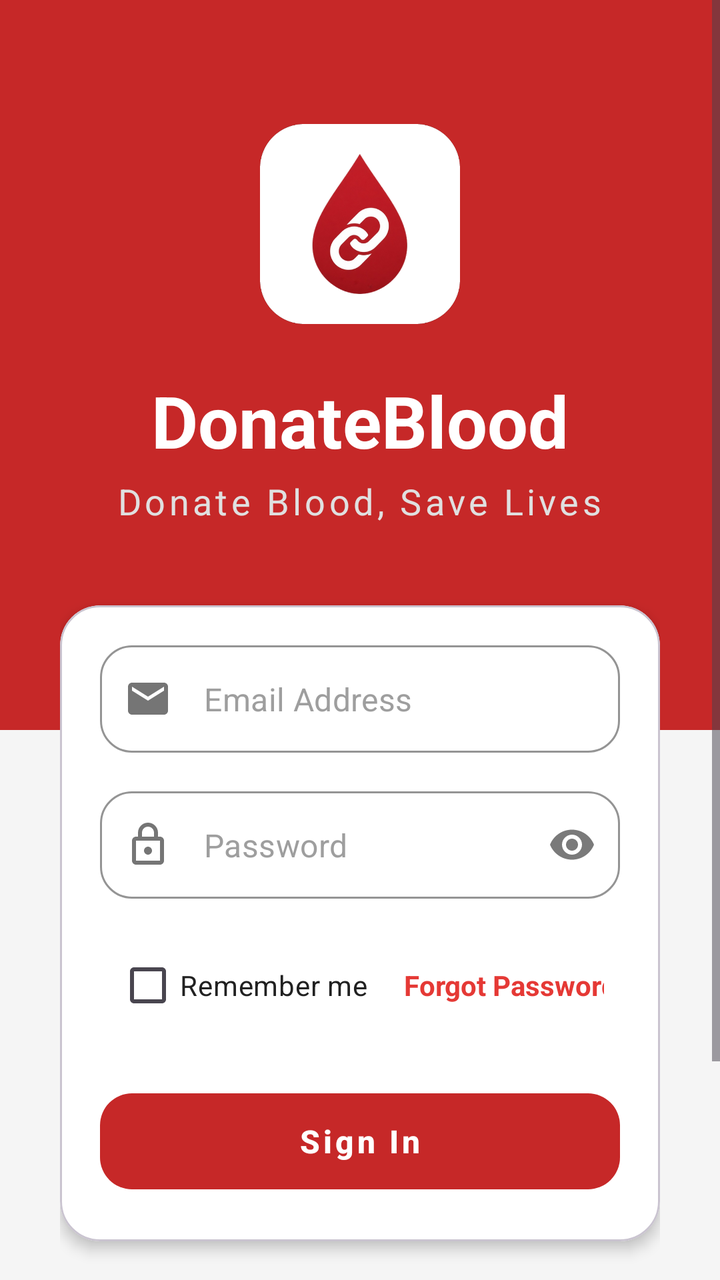
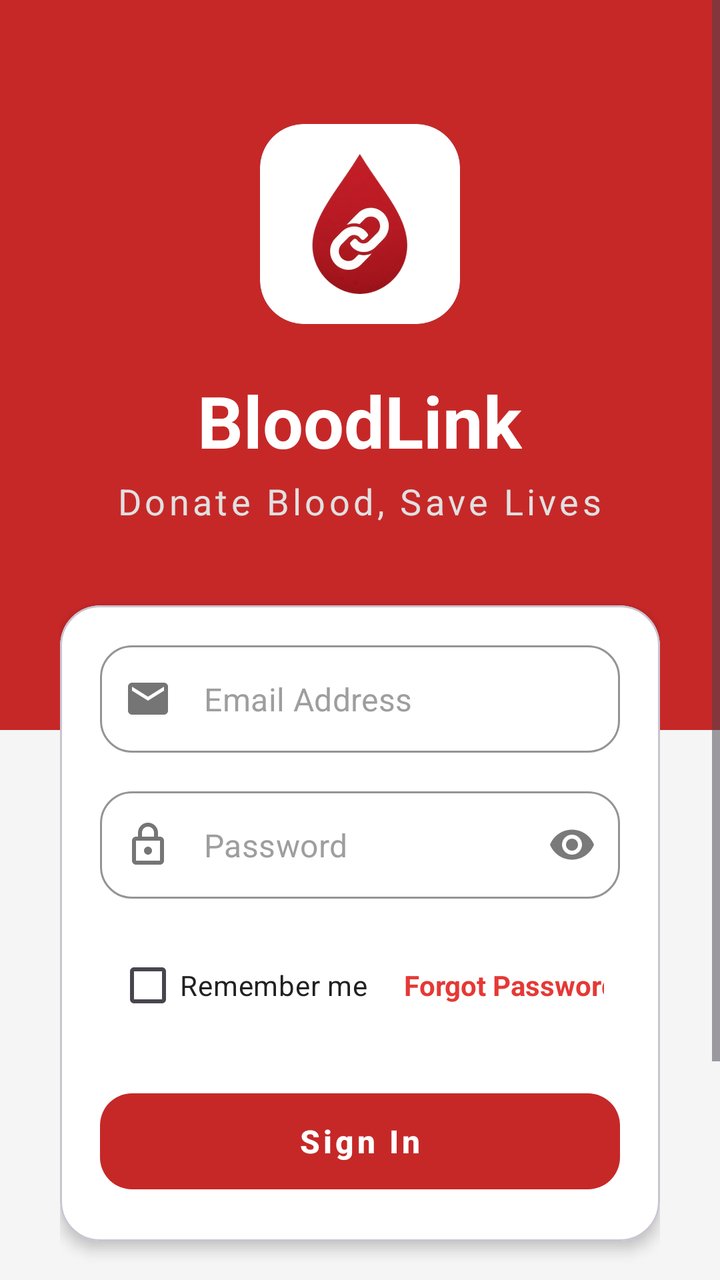

Compare the two renders of this Android layout. The source of the first and the diff that turns it into the second are given below.
<!-- AndroidManifest.xml: application theme Theme.DonateBlood -->
<!-- res/layout/fragment_login.xml -->
<?xml version="1.0" encoding="utf-8"?>
<FrameLayout xmlns:android="http://schemas.android.com/apk/res/android"
    xmlns:app="http://schemas.android.com/apk/res-auto"
    xmlns:tools="http://schemas.android.com/tools"
    android:layout_width="match_parent"
    android:layout_height="match_parent">

    
    <View
        android:id="@+id/dark_red_background"
        android:layout_width="match_parent"
        android:layout_height="365dp"
        android:background="@color/primary_red_dark" />

    
    <ScrollView
        android:layout_width="match_parent"
        android:layout_height="match_parent"
        android:background="@android:color/transparent"
        android:fitsSystemWindows="true">

        <LinearLayout
            android:layout_width="match_parent"
            android:layout_height="wrap_content"
            android:orientation="vertical"
            android:padding="30dp"
            android:background="@android:color/transparent">

            
            <LinearLayout
                android:layout_width="match_parent"
                android:layout_height="wrap_content"
                android:orientation="vertical"
                android:gravity="center"
                android:layout_marginTop="32dp"
                android:layout_marginBottom="40dp">

                <ImageView
                    android:layout_width="100dp"
                    android:layout_height="100dp"
                    android:scaleType="fitCenter"
                    android:src="@drawable/ic_app_logo_card"
                    tools:ignore="ContentDescription" />

                <TextView
                    android:layout_width="wrap_content"
                    android:layout_height="wrap_content"
                    android:text="DonateBlood"
                    android:textSize="36sp"
                    android:textStyle="bold"
                    android:layout_marginTop="24dp"
                    android:textColor="@color/surface_white"
                    tools:ignore="HardcodedText" />

                <TextView
                    android:layout_width="wrap_content"
                    android:layout_height="wrap_content"
                    android:text="Donate Blood, Save Lives"
                    android:textSize="18sp"
                    android:textColor="@color/text_light"
                    android:layout_marginTop="4dp"
                    android:letterSpacing="0.1"
                    tools:ignore="HardcodedText" />

            </LinearLayout>

            
            <com.google.android.material.card.MaterialCardView
                android:layout_width="match_parent"
                android:layout_height="wrap_content"
                app:cardCornerRadius="20dp"
                app:cardElevation="4dp"
                app:cardBackgroundColor="@color/surface_white"
                android:layout_marginBottom="30dp"
                android:padding="24dp">

                <LinearLayout
                    android:layout_width="match_parent"
                    android:layout_height="wrap_content"
                    android:orientation="vertical"
                    android:padding="20dp">


                    
                    <com.google.android.material.textfield.TextInputLayout
                        android:id="@+id/textInputLayoutEmail"
                        style="@style/Widget.MaterialComponents.TextInputLayout.OutlinedBox"
                        android:layout_width="match_parent"
                        android:layout_height="57dp"
                        android:layout_marginBottom="16dp"
                        app:boxCornerRadiusBottomEnd="16dp"
                        app:boxCornerRadiusBottomStart="16dp"
                        app:boxCornerRadiusTopEnd="16dp"
                        app:boxCornerRadiusTopStart="16dp"
                        app:boxStrokeColor="@color/border_color"
                        app:boxStrokeWidth="1dp"
                        app:boxStrokeWidthFocused="2dp"
                        app:endIconMode="clear_text"
                        app:errorEnabled="true"
                        app:hintEnabled="false"
                        app:startIconDrawable="@drawable/ic_email"
                        app:startIconTint="@color/text_secondary">

                        <com.google.android.material.textfield.TextInputEditText
                            android:id="@+id/etEmail"
                            android:layout_width="match_parent"
                            android:layout_height="wrap_content"
                            android:hint="Email Address"
                            android:importantForAutofill="no"
                            android:inputType="textEmailAddress"
                            android:padding="16dp"
                            android:textColor="@color/text_primary"
                            android:textSize="16sp"
                            tools:ignore="HardcodedText" />

                    </com.google.android.material.textfield.TextInputLayout>

                    
                    <com.google.android.material.textfield.TextInputLayout
                        android:id="@+id/textInputLayoutPassword"
                        style="@style/Widget.MaterialComponents.TextInputLayout.OutlinedBox"
                        android:layout_width="match_parent"
                        android:layout_height="57dp"
                        app:boxCornerRadiusBottomEnd="16dp"
                        app:boxCornerRadiusBottomStart="16dp"
                        app:boxCornerRadiusTopEnd="16dp"
                        app:boxCornerRadiusTopStart="16dp"
                        app:boxStrokeColor="@color/border_color"
                        app:boxStrokeWidth="1dp"
                        app:boxStrokeWidthFocused="2dp"
                        app:endIconMode="password_toggle"
                        app:errorEnabled="true"
                        app:hintEnabled="false"
                        app:startIconDrawable="@drawable/ic_lock"
                        app:startIconTint="@color/text_secondary">

                        <com.google.android.material.textfield.TextInputEditText
                            android:id="@+id/etPassword"
                            android:layout_width="match_parent"
                            android:layout_height="wrap_content"
                            android:hint="Password"
                            android:importantForAutofill="no"
                            android:inputType="textPassword"
                            android:padding="16dp"
                            android:textColor="@color/text_primary"
                            android:textSize="16sp"
                            tools:ignore="HardcodedText" />

                    </com.google.android.material.textfield.TextInputLayout>

                    
                    <LinearLayout
                        android:layout_width="match_parent"
                        android:layout_height="wrap_content"
                        android:layout_marginTop="16dp"
                        android:layout_marginBottom="8dp"
                        android:orientation="horizontal"
                        android:paddingHorizontal="8dp"
                        tools:ignore="RtlHardcoded">

                        <androidx.appcompat.widget.AppCompatCheckBox
                            android:id="@+id/cbRemember"
                            android:layout_width="wrap_content"
                            android:layout_height="wrap_content"
                            android:buttonTint="@color/primary_red"
                            android:paddingRight="10dp"
                            android:text="Remember me"
                            android:textColor="@color/text_primary"
                            android:textSize="14sp"
                            tools:ignore="HardcodedText,RtlSymmetry" />

                        <Space
                            android:layout_width="0dp"
                            android:layout_height="wrap_content"
                            android:layout_weight="1" />

                        <TextView
                            android:id="@+id/tvForgotPassword"
                            android:layout_width="wrap_content"
                            android:layout_height="wrap_content"
                            android:clickable="true"
                            android:focusable="true"
                            android:paddingHorizontal="8dp"
                            android:paddingVertical="8dp"
                            android:text="Forgot Password?"
                            android:textColor="@color/primary_red"
                            android:textSize="14sp"
                            android:textStyle="bold"
                            tools:ignore="HardcodedText" />

                    </LinearLayout>

                    
                    <RelativeLayout
                        android:layout_width="match_parent"
                        android:layout_height="wrap_content"
                        android:layout_marginTop="16dp">

                        <com.google.android.material.button.MaterialButton
                            android:id="@+id/btnSignIn"
                            style="@style/Widget.MaterialComponents.Button"
                            android:layout_width="match_parent"
                            android:layout_height="60dp"
                            android:letterSpacing="0.1"
                            android:stateListAnimator="@null"
                            android:text="Sign In"
                            android:textAllCaps="false"
                            android:textSize="16sp"
                            android:textStyle="bold"
                            android:textColor="@color/surface_white"
                            app:backgroundTint="@color/primary_red_dark"
                            app:cornerRadius="16dp"
                            app:elevation="4dp"
                            tools:ignore="HardcodedText" />

                        
                        <ProgressBar
                            android:id="@+id/progressBar"
                            android:layout_width="24dp"
                            android:layout_height="24dp"
                            android:layout_centerInParent="true"
                            android:visibility="gone"
                            android:indeterminateTint="@color/surface_white" />

                    </RelativeLayout>



                </LinearLayout>

            </com.google.android.material.card.MaterialCardView>

            
            <LinearLayout
                android:layout_width="match_parent"
                android:layout_height="wrap_content"
                android:layout_marginTop="24dp"
                android:layout_marginBottom="32dp"
                android:gravity="center"
                android:orientation="horizontal">

                <TextView
                    android:layout_width="wrap_content"
                    android:layout_height="wrap_content"
                    android:text="Don't have an account?"
                    android:textColor="@color/text_secondary"
                    android:textSize="14sp"
                    tools:ignore="HardcodedText" />

                <TextView
                    android:id="@+id/tvSignUp"
                    android:layout_width="wrap_content"
                    android:layout_height="wrap_content"
                    android:clickable="true"
                    android:focusable="true"
                    android:padding="8dp"
                    android:text=" Sign Up"
                    android:textColor="@color/primary_red"
                    android:textSize="14sp"
                    android:textStyle="bold"
                    tools:ignore="HardcodedText" />

            </LinearLayout>

        </LinearLayout>

    </ScrollView>

</FrameLayout>
<!-- resources referenced by this layout -->
<resources>
  <color name="border_color">#E0E0E0</color>
  <color name="primary_red">#E53935</color>
  <color name="primary_red_dark">#C62828</color>
  <color name="surface_white">#FFFFFF</color>
  <color name="text_light">#E0E0E0</color>
  <color name="text_primary">#212121</color>
  <color name="text_secondary">#757575</color>
  <!-- drawable ic_app_logo_card: png bitmap (drawable, 87510 bytes) -->
  <!-- drawable ic_email (drawable) -->
  <vector xmlns:android="http://schemas.android.com/apk/res/android"
      android:width="24dp"
      android:height="24dp"
      android:viewportWidth="24"
      android:viewportHeight="24">
      <path
          android:fillColor="@color/text_secondary"
          android:pathData="M20,4L4,4c-1.1,0 -1.99,0.9 -1.99,2L2,18c0,1.1 0.9,2 2,2h16c1.1,0 2,-0.9 2,-2L22,6c0,-1.1 -0.9,-2 -2,-2zM20,8l-8,5 -8,-5L4,6l8,5 8,-5v2z" />
  </vector>
  <!-- drawable ic_lock (drawable) -->
  <?xml version="1.0" encoding="utf-8"?>
  <vector xmlns:android="http://schemas.android.com/apk/res/android"
      android:width="24dp"
      android:height="24dp"
      android:viewportWidth="24"
      android:viewportHeight="24">
      <path
          android:fillColor="#FF000000"
          android:pathData="M18,8h-1V6c0,-2.76 -2.24,-5 -5,-5S7,3.24 7,6v2H6c-1.1,0 -2,0.9 -2,2v10c0,1.1 0.9,2 2,2h12c1.1,0 2,-0.9 2,-2V10c0,-1.1 -0.9,-2 -2,-2zM9,6c0,-1.66 1.34,-3 3,-3s3,1.34 3,3v2H9V6zm9,14H6V10h12v10zm-6,-3c1.1,0 2,-0.9 2,-2s-0.9,-2 -2,-2 -2,0.9 -2,2 0.9,2 2,2z"/>
  </vector>
  <style name="Theme.DonateBlood" parent="Theme.Material3.DayNight.NoActionBar">
          
          <item name="colorPrimary">@color/primary_red</item>
          <item name="colorPrimaryVariant">@color/primary_red_dark</item>
          <item name="colorOnPrimary">@color/white</item>
          <item name="colorSecondary">@color/link_color</item>
          <item name="colorSecondaryVariant">@color/primary_red_light</item>
          <item name="colorOnSecondary">@color/white</item>
  
          
          <item name="android:statusBarColor">@color/primary_red_dark</item>
  
          
          <item name="android:colorBackground">@color/background_light</item>
  
          
          <item name="toolbarStyle">@style/Widget.DonateBlood.Toolbar</item>
  
          
          <item name="android:textColor">@color/text_primary</item>
          <item name="android:textColorHint">@color/text_hint</item>
          <item name="colorOnSurface">@color/text_primary</item>
      </style>
  <color name="white">#FFFFFF</color>
  <color name="link_color">#2196F3</color>
  <color name="primary_red_light">#FFEBEE</color>
  <color name="background_light">#F5F5F5</color>
  <style name="Widget.DonateBlood.Toolbar" parent="Widget.Material3.Toolbar">
          <item name="android:background">@color/primary_red</item>
          <item name="titleTextColor">@color/white</item>
          <item name="subtitleTextColor">@color/white</item>
      </style>
  <color name="text_hint">#9E9E9E</color>
</resources>

<!-- the commit's change to res/layout/fragment_login.xml (unified diff, before → after) -->
@@ -45,12 +45,11 @@
                 <TextView
                     android:layout_width="wrap_content"
                     android:layout_height="wrap_content"
-                    android:text="DonateBlood"
+                    android:text="@string/app_name"
                     android:textSize="36sp"
                     android:textStyle="bold"
                     android:layout_marginTop="24dp"
-                    android:textColor="@color/surface_white"
-                    tools:ignore="HardcodedText" />
+                    android:textColor="@color/surface_white" />
 
                 <TextView
                     android:layout_width="wrap_content"
<!-- resource entries referenced after the edit -->
@@ -29,6 +29,7 @@
           android:fillColor="#FF000000"
           android:pathData="M18,8h-1V6c0,-2.76 -2.24,-5 -5,-5S7,3.24 7,6v2H6c-1.1,0 -2,0.9 -2,2v10c0,1.1 0.9,2 2,2h12c1.1,0 2,-0.9 2,-2V10c0,-1.1 -0.9,-2 -2,-2zM9,6c0,-1.66 1.34,-3 3,-3s3,1.34 3,3v2H9V6zm9,14H6V10h12v10zm-6,-3c1.1,0 2,-0.9 2,-2s-0.9,-2 -2,-2 -2,0.9 -2,2 0.9,2 2,2z"/>
   </vector>
+  <string name="app_name">BloodLink</string>
   <style name="Theme.DonateBlood" parent="Theme.Material3.DayNight.NoActionBar">
           
           <item name="colorPrimary">@color/primary_red</item>
